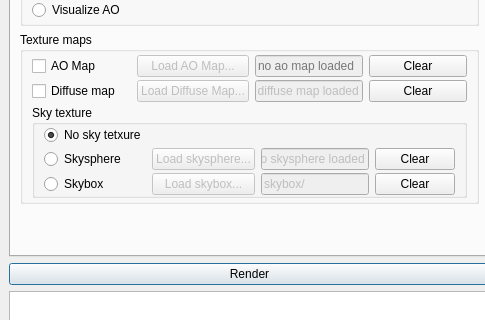
First picture: the form in tp2/projets/QT/mainwindow.ui, repository TomClabault/RayTracerCPP, before the edit; both pictures show x 0 to 485 and y 177 to 497 of the 1114 by 638 pixel window.
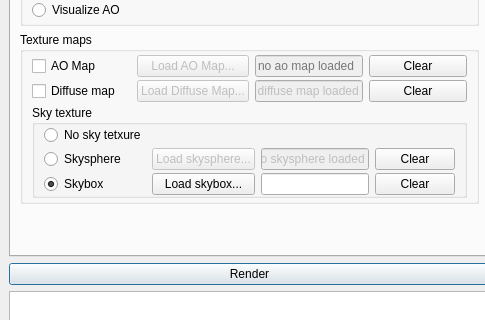
Second picture: the form after the edit.

Diff of the .ui file:
```diff
--- a/tp2/projets/QT/mainwindow.ui
+++ b/tp2/projets/QT/mainwindow.ui
@@ -982,7 +982,7 @@
                   <item row="2" column="2">
                    <widget class="QLineEdit" name="skybox_loaded_edit">
                     <property name="enabled">
-                     <bool>false</bool>
+                     <bool>true</bool>
                     </property>
                     <property name="sizePolicy">
                      <sizepolicy hsizetype="Minimum" vsizetype="Fixed">
@@ -991,7 +991,7 @@
                      </sizepolicy>
                     </property>
                     <property name="text">
-                     <string>skybox/</string>
+                     <string/>
                     </property>
                     <property name="readOnly">
                      <bool>true</bool>
@@ -1036,7 +1036,7 @@
                   <item row="2" column="1">
                    <widget class="QPushButton" name="load_skybox_button">
                     <property name="enabled">
-                     <bool>false</bool>
+                     <bool>true</bool>
                     </property>
                     <property name="sizePolicy">
                      <sizepolicy hsizetype="Minimum" vsizetype="Fixed">
@@ -1061,7 +1061,7 @@
                      <string>Skybox</string>
                     </property>
                     <property name="checked">
-                     <bool>false</bool>
+                     <bool>true</bool>
                     </property>
                    </widget>
                   </item>
@@ -1119,7 +1119,7 @@
                      <string>No sky tetxure</string>
                     </property>
                     <property name="checked">
-                     <bool>true</bool>
+                     <bool>false</bool>
                     </property>
                    </widget>
                   </item>
```
